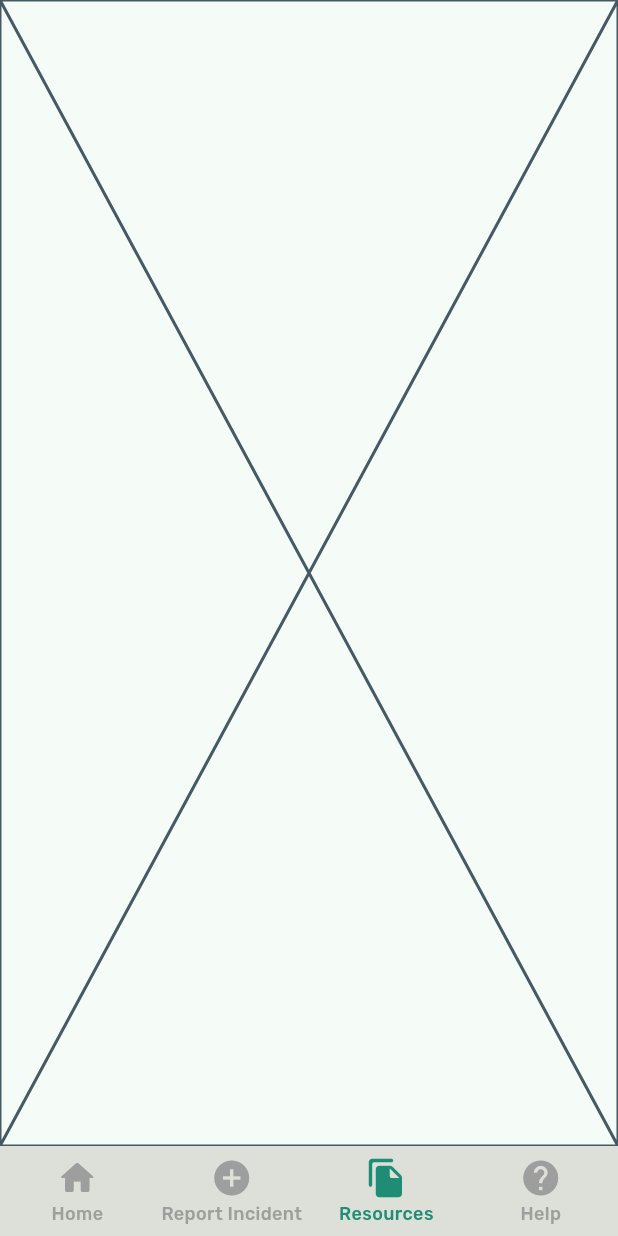
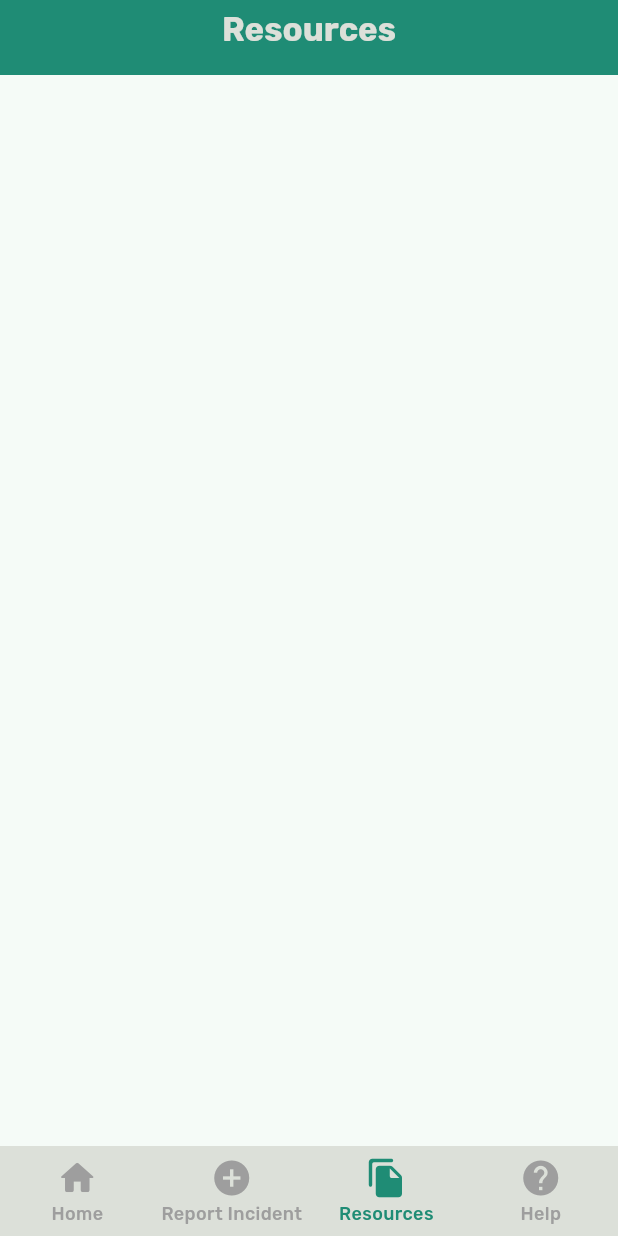
Before and after one commit to nsennes/SafeSchool, a Flutter app: the screen it shows after launch, item 3 of the bottom bar chosen, on a phone screen of 412 x 824 dp. Run offline on Flutter 3.47's test engine with Material 3 defaults, Android fonts, the phone set to English and light mode, and no system bars.

Commit message:
updated appbar

```diff
--- a/safeschool/lib/pages/resources.dart
+++ b/safeschool/lib/pages/resources.dart
@@ -1,10 +1,27 @@
 import 'package:flutter/material.dart';
+import 'package:safeschool/Utilities/colors_use.dart';
+import 'package:safeschool/Utilities/text_use.dart';
 
 class Resources extends StatelessWidget {
   const Resources({super.key});
 
   @override
   Widget build(BuildContext context) {
-    return const Placeholder();
+    return Scaffold(
+      appBar: AppBar(
+        title: Padding(
+          padding: const EdgeInsets.only(bottom: 12.0),
+          child: Text(
+            'Resources',
+            style:
+                TextUse.heading_1().copyWith(color: ColorsUse.secondaryColor),
+          ),
+        ),
+        backgroundColor: ColorsUse.primaryColor,
+        centerTitle: true,
+        toolbarHeight: 50,
+      ),
+      body: Container(),
+    );
   }
 }
```
Also changed, not shown: safeschool/lib/pages/report_incident.dart (+26 -14 lines).
